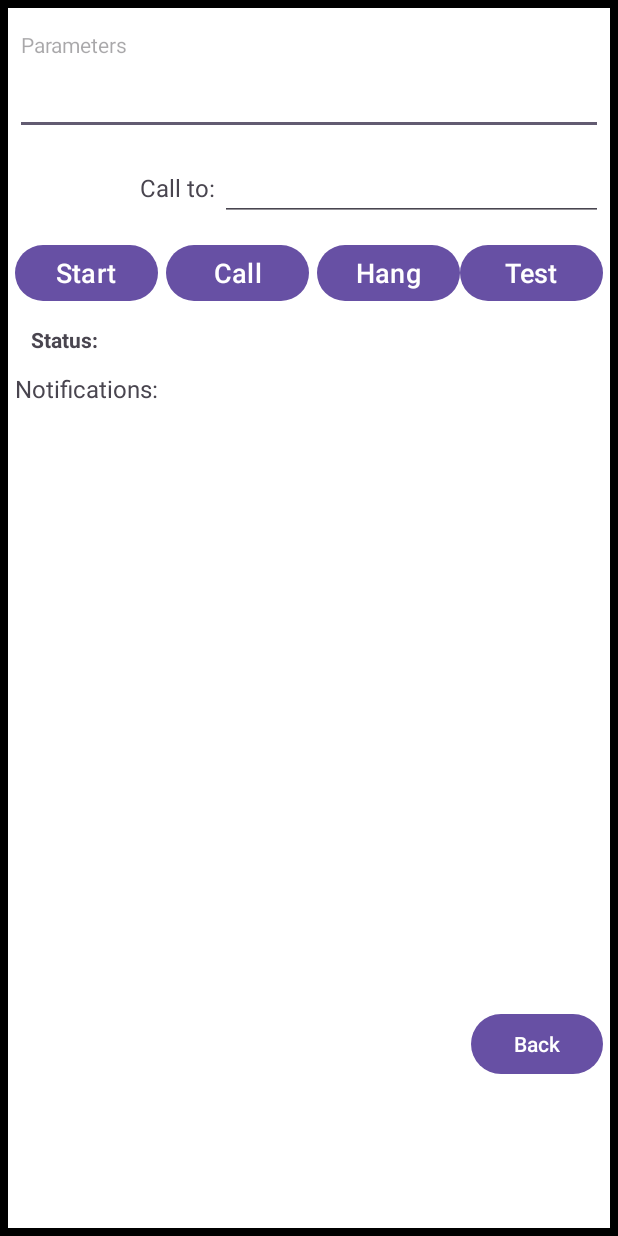
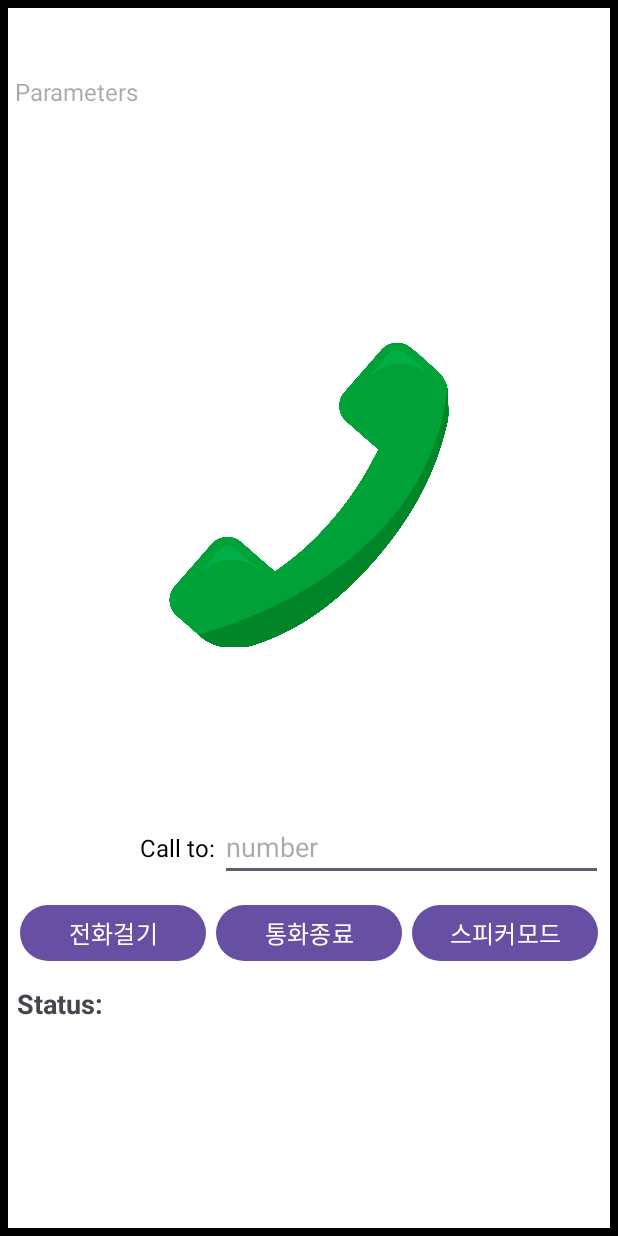
Before and after one commit to julia-sj-kr/HomeCCTV, an Android app: the layout voicetalk.xml on its own in the app's theme, with its tools: preview values and no code run, on a phone screen of 412 x 824 dp. Run offline under Robolectric (Android 15) with nearby library versions, the light colour scheme and no system bars.

Commit message:
Update VoiceTalkActivity and layout files, add icons

```diff
--- a/HomeCCTV/app/src/main/java/com/example/homecctv/VoiceTalkActivity.java
+++ b/HomeCCTV/app/src/main/java/com/example/homecctv/VoiceTalkActivity.java
@@ -20,25 +20,26 @@ import com.mizuvoip.jvoip.SIPNotification;
 import com.mizuvoip.jvoip.SIPNotificationListener;
 import com.mizuvoip.jvoip.SipStack;
 
+import java.util.ArrayList;
 import java.util.Calendar;
 import java.util.TimeZone;
 
 public class VoiceTalkActivity extends AppCompatActivity
 {
     public static String LOGTAG = "AJVoIP";
-    EditText mParams = null;
+    TextView mParams = null;
     EditText mDestNumber = null;
-    Button mBtnStart = null;
     Button mBtnCall = null;
     Button mBtnHangup = null;
     Button mBtnTest = null;
-    Button mBtnBack=null;
     TextView mStatus = null;
     TextView mNotifications = null;
     SipStack mysipclient = null;
     Context ctx = null;
 
     public static VoiceTalkActivity instance = null;
+
+    private StringBuilder parameters = null;
 
     @Override
     protected void onCreate(Bundle savedInstanceState){
@@ -48,13 +49,11 @@ public class VoiceTalkActivity extends AppCompatActivity
         ctx = this;
         instance = this;
 
-        mParams = (EditText) findViewById(R.id.parameters_view);
+        mParams = (TextView) findViewById(R.id.parameters_view);
         mDestNumber = (EditText) findViewById(R.id.dest_number);
-        mBtnStart = (Button) findViewById(R.id.btn_start);
         mBtnCall = (Button) findViewById(R.id.btn_call);
         mBtnHangup = (Button) findViewById(R.id.btn_hangup);
         mBtnTest = (Button) findViewById(R.id.btn_test);
-        mBtnBack=(Button) findViewById(R.id.backBtn);
         mStatus = (TextView) findViewById(R.id.status);
         mNotifications = (TextView) findViewById(R.id.notifications);
         mNotifications.setMovementMethod(new ScrollingMovementMethod());
@@ -64,9 +63,7 @@ public class VoiceTalkActivity extends AppCompatActivity
         //SIP stack parameters separated by CRLF. Will be passed to AJVoIP with the SetParameters API call (you might  use the SetParameter API instead to pass the parameters separately)
         //Add other settings after your needs. See the documentation "Parameters" chapter for the full list of available settings.
 
-        //default parameters:
-
-        StringBuilder parameters = new StringBuilder();
+        parameters = new StringBuilder();
 
         //parameters.append("loglevel=5\r\n"); //for development you should set the loglevel to 5.
         parameters.append("loglevel=1\r\n"); //for production you should set the loglevel to 1.
@@ -74,18 +71,20 @@ public class VoiceTalkActivity extends AppCompatActivity
         parameters.append("username=103\r\n");
         parameters.append("password=103\r\n");
 
-        mParams.setText(parameters.toString());
-        mDestNumber.setText("number"); //default call-to number for test
+        // ArrayList 사용
+        ArrayList<String> userinfo = new ArrayList<>();
+
+        userinfo.add("서버주소=192.168.0.100");
+        userinfo.add("나의번호=103");
+
+    // 줄바꿈을 사용해 리스트의 요소를 하나의 문자열로 연결
+        mParams.setText(String.join("\n", userinfo));
+
 
         DisplayStatus("Ready.");
 
-        mBtnStart.setOnClickListener(new View.OnClickListener()
-        {
-            public void onClick(View v)  //Start button click
-            {
-                DisplayLogs("Start on click");
-
-                try{
+        //SIP 스택을 시작함.
+        try{
                     // start SipStack if it's not already running
                     if (mysipclient == null) //check if AJVoIP instance already exists
                     {
@@ -114,9 +113,8 @@ public class VoiceTalkActivity extends AppCompatActivity
                     {
                         DisplayLogs("SIPStack already started");
                     }
-                }catch (Exception e) { DisplayLogs("ERROR, StartSIPStack"); }
-            }
-        });
+        }catch (Exception e) { DisplayLogs("ERROR, StartSIPStack"); }
+
 
         mBtnCall.setOnClickListener(new View.OnClickListener()
         {
@@ -175,20 +173,12 @@ public class VoiceTalkActivity extends AppCompatActivity
                 if (mysipclient == null)
                     DisplayStatus("ERROR, SipStack not started");
                 else
+                    //SetSpeakerMode는 SIP 관련 기능을 제공하는 라이브러리(이 경우 Mizu VoIP)에서 정의된 메서드로,
+                    // 이 라이브러리를 사용하는 개발자는 이 메서드를 호출하여 스피커 모드를 제어할 수 있습니다.
                     mysipclient.SetSpeakerMode(!mysipclient.IsLoudspeaker());
             }
         });
 
-        mBtnBack.setOnClickListener(new View.OnClickListener() {
-            @Override
-            public void onClick(View view)
-            {
-                finish();
-                Intent intent=new Intent(VoiceTalkActivity.this, MainActivity.class);
-                startActivity(intent);
-
-            }
-        });
     }
 
     /**
@@ -196,7 +186,7 @@ public class VoiceTalkActivity extends AppCompatActivity
      */
     public void SetParameters()
     {
-        String params = mParams.getText().toString();
+        String params = parameters.toString();
         if (params == null || mysipclient == null) return;
         params = params.trim();
 
--- a/HomeCCTV/app/src/main/res/layout/voicetalk.xml
+++ b/HomeCCTV/app/src/main/res/layout/voicetalk.xml
@@ -1,5 +1,6 @@
 <?xml version="1.0" encoding="utf-8"?>
 <LinearLayout xmlns:android="http://schemas.android.com/apk/res/android"
+    xmlns:app="http://schemas.android.com/apk/res-auto"
     android:layout_width="fill_parent"
     android:layout_height="fill_parent"
     android:background="@drawable/border_background"
@@ -9,98 +10,26 @@
         android:layout_width="fill_parent"
         android:layout_height="wrap_content"
         android:layout_marginLeft="10dp"
-        android:layout_marginTop="10dp"
+        android:layout_marginTop="50dp"
         android:layout_marginRight="10dp"
-        android:background="#fff"
         android:gravity="center_horizontal"
         android:orientation="horizontal">
 
-        <EditText
+        <TextView
             android:id="@+id/parameters_view"
             android:layout_width="fill_parent"
             android:layout_height="80dp"
             android:gravity="top"
             android:hint="Parameters"
-            android:inputType="textMultiLine|textNoSuggestions"
-            android:textSize="14dp" />
+            android:textColor="#000000"
+            android:textSize="16dp" />
     </LinearLayout>
 
-    <LinearLayout
-        android:layout_width="fill_parent"
-        android:layout_height="wrap_content"
-        android:layout_marginLeft="10dp"
-        android:layout_marginTop="12dp"
-        android:layout_marginRight="10dp"
-        android:background="#fff"
-        android:gravity="center_horizontal"
-        android:orientation="horizontal">
-
-        <TextView
-            android:layout_width="0dip"
-            android:layout_height="wrap_content"
-            android:layout_weight=".35"
-            android:gravity="right"
-            android:singleLine="true"
-            android:text="Call to: "
-            android:textSize="16dp" />
-
-        <EditText
-            android:id="@+id/dest_number"
-            android:layout_width="0dip"
-            android:layout_height="wrap_content"
-            android:layout_weight=".65"
-            android:inputType="textNoSuggestions"
-            android:singleLine="true" />
-    </LinearLayout>
-
-    <LinearLayout
-        android:layout_width="fill_parent"
-        android:layout_height="wrap_content"
-        android:layout_marginLeft="10dp"
-        android:layout_marginTop="12dp"
-        android:layout_marginRight="10dp"
-        android:background="#fff"
-        android:gravity="center_horizontal"
-        android:orientation="horizontal">
-
-        <Button
-            android:id="@+id/btn_start"
-            android:layout_width="0dp"
-            android:layout_height="45dp"
-            android:layout_gravity="center"
-            android:layout_marginRight="5dp"
-            android:layout_weight=".25"
-            android:text="Start"
-            android:textSize="18dp" />
-
-        <Button
-            android:id="@+id/btn_call"
-            android:layout_width="0dp"
-            android:layout_height="45dp"
-            android:layout_gravity="center"
-            android:layout_marginRight="5dp"
-            android:layout_weight=".25"
-            android:text="Call"
-            android:textSize="18dp" />
-
-        <Button
-            android:id="@+id/btn_hangup"
-            android:layout_width="0dp"
-            android:layout_height="45dp"
-            android:layout_gravity="center"
-            android:layout_weight=".25"
-            android:text="Hangup"
-            android:textSize="18dp" />
-
-        <Button
-            android:id="@+id/btn_test"
-            android:layout_width="0dp"
-            android:layout_height="45dp"
-            android:layout_gravity="center"
-            android:layout_weight=".25"
-            android:text="Test"
-            android:textSize="18dp" />
-    </LinearLayout>
+    <ImageView
+        android:id="@+id/imageView"
+        android:layout_width="match_parent"
+        android:layout_height="400dp"
+        app:srcCompat="@drawable/phone" />
 
     <LinearLayout
         android:layout_width="fill_parent"
@@ -114,16 +43,86 @@
         <TextView
             android:layout_width="0dip"
             android:layout_height="wrap_content"
+            android:layout_weight=".35"
+            android:gravity="right"
+            android:singleLine="true"
+            android:textColor="#000000"
+            android:text="Call to: "
+            android:textSize="16dp" />
+
+        <EditText
+            android:id="@+id/dest_number"
+            android:layout_width="0dip"
+            android:layout_height="wrap_content"
+            android:layout_weight=".65"
+            android:hint="number"
+            android:textColor="#000000"
+            android:inputType="textNoSuggestions"
+            android:singleLine="true" />
+    </LinearLayout>
+
+    <LinearLayout
+        android:layout_width="fill_parent"
+        android:layout_height="wrap_content"
+        android:layout_marginLeft="10dp"
+        android:layout_marginTop="12dp"
+        android:layout_marginRight="10dp"
+        android:gravity="center_horizontal"
+        android:orientation="horizontal">
+
+        <Button
+            android:id="@+id/btn_call"
+            android:layout_width="0dp"
+            android:layout_height="45dp"
+            android:layout_marginLeft="3dp"
+            android:layout_marginRight="3dp"
+            android:layout_weight=".25"
+            android:text="전화걸기"
+            android:textSize="16sp" />
+
+        <Button
+            android:id="@+id/btn_hangup"
+            android:layout_width="0dp"
+            android:layout_height="45dp"
+            android:layout_marginLeft="3dp"
+            android:layout_marginRight="3dp"
+            android:layout_weight=".25"
+            android:text="통화종료"
+            android:textSize="16sp" />
+
+        <Button
+            android:id="@+id/btn_test"
+            android:layout_width="0dp"
+            android:layout_height="45dp"
+            android:layout_marginLeft="3dp"
+            android:layout_marginRight="3dp"
+            android:layout_weight=".25"
+            android:text="스피커모드"
+            android:textSize="16sp" />
+    </LinearLayout>
+
+    <LinearLayout
+        android:layout_width="fill_parent"
+        android:layout_height="wrap_content"
+        android:layout_marginLeft="10dp"
+        android:layout_marginTop="12dp"
+        android:layout_marginRight="10dp"
+        android:gravity="center_horizontal"
+        android:orientation="horizontal">
+
+        <TextView
+            android:layout_width="20dp"
+            android:layout_height="wrap_content"
             android:layout_weight=".15"
             android:gravity="right"
             android:singleLine="true"
             android:text="Status: "
-            android:textSize="14dp"
+            android:textSize="18dp"
             android:textStyle="bold" />
 
         <TextView
             android:id="@+id/status"
-            android:layout_width="0dip"
+            android:layout_width="80dp"
             android:layout_height="wrap_content"
             android:layout_weight=".85"
             android:gravity="left"
@@ -140,9 +139,9 @@
         android:layout_marginLeft="10dp"
         android:layout_marginTop="12dp"
         android:layout_marginRight="10dp"
-        android:background="#fff"
         android:gravity="center_horizontal"
-        android:orientation="horizontal">
+        android:orientation="horizontal"
+        android:visibility="gone">
 
         <TextView
             android:layout_width="fill_parent"
@@ -161,7 +160,8 @@
         android:layout_marginTop="2dp"
         android:layout_marginRight="10dp"
         android:fillViewport="true"
-        android:orientation="vertical">
+        android:orientation="vertical"
+        android:visibility="gone">
 
         <LinearLayout
             android:layout_width="fill_parent"
@@ -186,11 +186,4 @@
         </LinearLayout>
     </ScrollView>
 
-    <Button
-        android:id="@+id/backBtn"
-        android:layout_width="wrap_content"
-        android:layout_height="wrap_content"
-        android:layout_gravity="right"
-        android:layout_marginRight="10dp"
-        android:text="Back" />
 </LinearLayout>
```
Also changed, not shown: HomeCCTV/app/src/main/res/drawable/call_icon.png (added), HomeCCTV/app/src/main/res/drawable/hangup_icon.png (added), HomeCCTV/app/src/main/res/drawable/phone.jpg (added).
